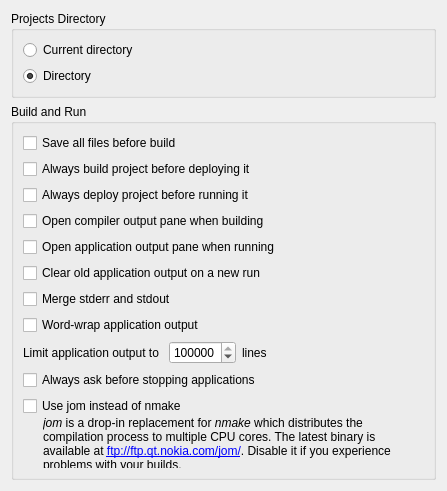
Qt form src/plugins/projectexplorer/projectexplorersettingspage.ui (qt-creator/qt-creator) before a commit.
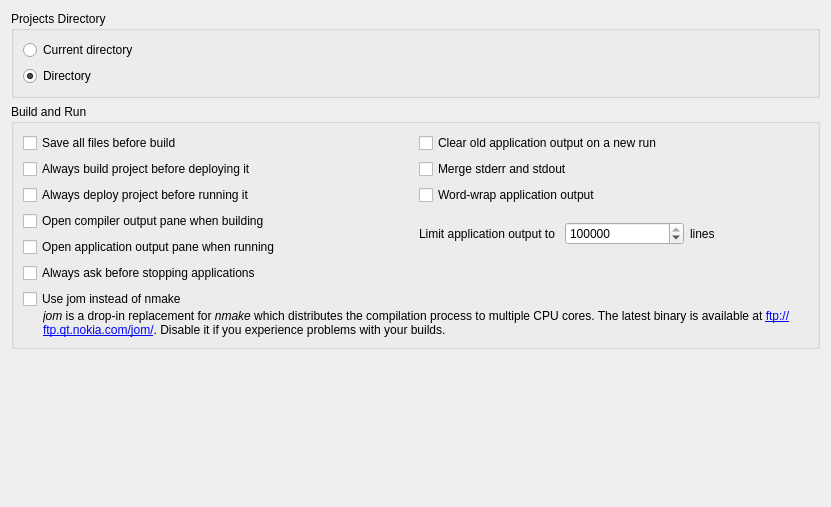
The same form after that commit. Custom widgets are drawn as their Qt base class.

Commit message:
Reduce size of general project settings
Part of a series of commits reducing the (vertical) size of the
preferences dialog.

Task-number: QTCREATORBUG-3172

What changed in the file:
```diff
--- a/src/plugins/projectexplorer/projectexplorersettingspage.ui
+++ b/src/plugins/projectexplorer/projectexplorersettingspage.ui
@@ -6,8 +6,8 @@
    <rect>
     <x>0</x>
     <y>0</y>
-    <width>447</width>
-    <height>491</height>
+    <width>831</width>
+    <height>507</height>
    </rect>
   </property>
   <layout class="QVBoxLayout" name="verticalLayout_3">
@@ -54,50 +54,29 @@
      <property name="title">
       <string>Build and Run</string>
      </property>
-     <layout class="QVBoxLayout" name="verticalLayout_2">
-      <item>
+     <layout class="QGridLayout" name="gridLayout">
+      <item row="0" column="0">
        <widget class="QCheckBox" name="saveAllFilesCheckBox">
         <property name="text">
          <string>Save all files before build</string>
         </property>
        </widget>
       </item>
-      <item>
-       <widget class="QCheckBox" name="buildProjectBeforeDeployCheckBox">
-        <property name="text">
-         <string>Always build project before deploying it</string>
-        </property>
-       </widget>
-      </item>
-      <item>
-       <widget class="QCheckBox" name="deployProjectBeforeRunCheckBox">
-        <property name="text">
-         <string>Always deploy project before running it</string>
-        </property>
-       </widget>
-      </item>
-      <item>
-       <widget class="QCheckBox" name="showCompileOutputCheckBox">
-        <property name="text">
-         <string>Open compiler output pane when building</string>
-        </property>
-       </widget>
-      </item>
-      <item>
-       <widget class="QCheckBox" name="showRunOutputCheckBox">
-        <property name="text">
-         <string>Open application output pane when running</string>
-        </property>
-       </widget>
-      </item>
-      <item>
+      <item row="0" column="1">
        <widget class="QCheckBox" name="cleanOldAppOutputCheckBox">
         <property name="text">
          <string>Clear old application output on a new run</string>
         </property>
        </widget>
       </item>
-      <item>
+      <item row="1" column="0">
+       <widget class="QCheckBox" name="buildProjectBeforeDeployCheckBox">
+        <property name="text">
+         <string>Always build project before deploying it</string>
+        </property>
+       </widget>
+      </item>
+      <item row="1" column="1">
        <widget class="QCheckBox" name="mergeStdErrAndStdOutCheckBox">
         <property name="toolTip">
          <string>Enabling this option ensures that the order of interleaved messages from stdout and stderr is preserved, at the cost of disabling highlighting of stderr.</string>
@@ -107,14 +86,28 @@
         </property>
        </widget>
       </item>
-      <item>
+      <item row="2" column="0">
+       <widget class="QCheckBox" name="deployProjectBeforeRunCheckBox">
+        <property name="text">
+         <string>Always deploy project before running it</string>
+        </property>
+       </widget>
+      </item>
+      <item row="2" column="1">
        <widget class="QCheckBox" name="wrapAppOutputCheckBox">
         <property name="text">
          <string>Word-wrap application output</string>
         </property>
        </widget>
       </item>
-      <item>
+      <item row="3" column="0">
+       <widget class="QCheckBox" name="showCompileOutputCheckBox">
+        <property name="text">
+         <string>Open compiler output pane when building</string>
+        </property>
+       </widget>
+      </item>
+      <item row="3" column="1" rowspan="2">
        <widget class="QWidget" name="widget" native="true">
         <layout class="QHBoxLayout" name="horizontalLayout">
          <property name="margin">
@@ -150,23 +143,17 @@
            </property>
           </widget>
          </item>
-         <item>
-          <spacer name="horizontalSpacer">
-           <property name="orientation">
-            <enum>Qt::Horizontal</enum>
-           </property>
-           <property name="sizeHint" stdset="0">
-            <size>
-             <width>40</width>
-             <height>20</height>
-            </size>
-           </property>
-          </spacer>
-         </item>
         </layout>
        </widget>
       </item>
-      <item>
+      <item row="4" column="0">
+       <widget class="QCheckBox" name="showRunOutputCheckBox">
+        <property name="text">
+         <string>Open application output pane when running</string>
+        </property>
+       </widget>
+      </item>
+      <item row="5" column="0">
        <widget class="QCheckBox" name="promptToStopRunControlCheckBox">
         <property name="toolTip">
          <string>Ask before terminating the running application in response to clicking the stop button in Application Output.</string>
@@ -176,7 +163,7 @@
         </property>
        </widget>
       </item>
-      <item>
+      <item row="6" column="0" colspan="2">
        <layout class="QVBoxLayout" name="verticalLayout">
         <property name="spacing">
          <number>0</number>
```
Left out of the diff: 20 changed lines with no effect on the pictures.
